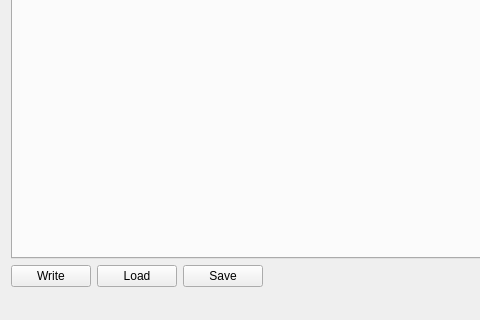
oslocyclotronlab/OCLDAQ, file sirius/src/XIAengineControl/mainwindow.ui: the form before one commit; both pictures show x 0 to 480 and y 503 to 823 of the 602 by 823 pixel window.
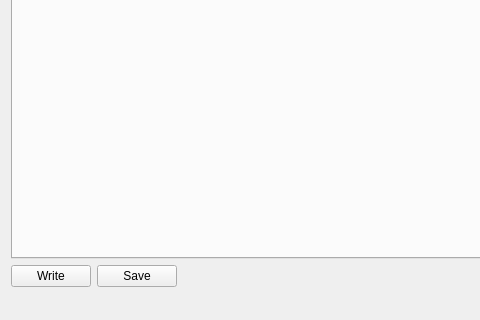
The form after the commit.

Commit message: Users can now launch the gui from acq_master

Diff of the .ui file:
```diff
--- a/sirius/src/XIAengineControl/mainwindow.ui
+++ b/sirius/src/XIAengineControl/mainwindow.ui
@@ -1446,14 +1446,7 @@
          </widget>
         </item>
         <item>
-         <widget class="QPushButton" name="pushButton_2">
-          <property name="text">
-           <string>Load</string>
-          </property>
-         </widget>
-        </item>
-        <item>
-         <widget class="QPushButton" name="pushButton_3">
+         <widget class="QPushButton" name="SaveButton">
           <property name="text">
            <string>Save</string>
           </property>
```
Left out of the diff: 2 changed lines with no effect on the pictures. The commit also changes 5 other files.
